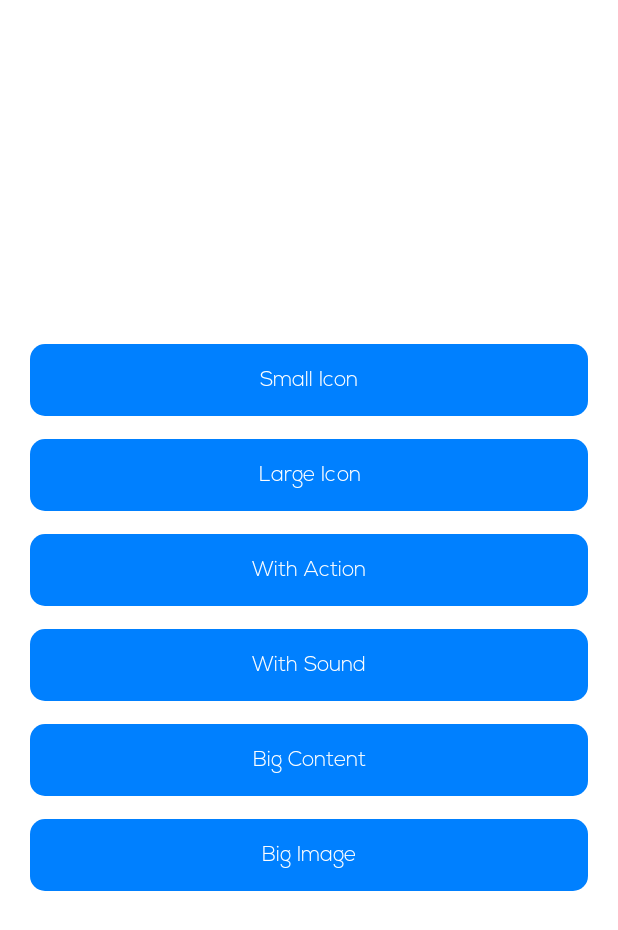
After one commit to khangTi/MyProject, an Android app: the NotificationFragment screen opened through its navigation route, on a phone screen of 412 x 824 dp. The commit adds this screen. Shown: the top 930 px of the screen. Run offline under Robolectric (Android 15) with nearby library versions, the phone set to English and light mode, and no system bars; network calls fail.

Commit message:
cretate notifi

```diff
--- a/app/src/main/java/com/kt/myproject/base/NavigationId.kt
+++ b/app/src/main/java/com/kt/myproject/base/NavigationId.kt
@@ -19,4 +19,6 @@ object NavigationId {
     val restful = NavigationDirections.actionGlobalRestfulFragment()
 
     val cartDialog = NavigationDirections.actionGlobalCartDialog()
+
+    val notification = NavigationDirections.actionGlobalNotificationFragment()
 }
--- a/app/src/main/java/com/kt/myproject/repository/data/Data.kt
+++ b/app/src/main/java/com/kt/myproject/repository/data/Data.kt
@@ -10,10 +10,12 @@ package com.kt.myproject.repository.data
  */
 val list = listOf(
     UI.BASIC_COROUTINE,
-    UI.RETROFIT_COROUTINE
+    UI.RETROFIT_COROUTINE,
+    UI.NOTIFY_LIST
 )
 
 enum class UI {
     BASIC_COROUTINE,
-    RETROFIT_COROUTINE
+    RETROFIT_COROUTINE,
+    NOTIFY_LIST
 }
--- a/app/src/main/java/com/kt/myproject/ui/fragment/home/HomeFragment.kt
+++ b/app/src/main/java/com/kt/myproject/ui/fragment/home/HomeFragment.kt
@@ -33,6 +33,7 @@ class HomeFragment : BaseFragment<HomeBinding>() {
         when (s) {
             UI.BASIC_COROUTINE -> navigate(NavigationId.repeat)
             UI.RETROFIT_COROUTINE -> navigate(NavigationId.restful)
+            UI.NOTIFY_LIST -> navigate(NavigationId.notification)
         }
     }
 
--- a/app/src/main/java/com/kt/myproject/utils/Handler.kt
+++ b/app/src/main/java/com/kt/myproject/utils/Handler.kt
@@ -24,8 +24,6 @@ fun post(duration: Long, block: () -> Unit) {
     handler.postDelayed({ block() }, duration)
 }
 
-val getMainLooper = Looper.getMainLooper() == Looper.myLooper()
-
 fun toast(mess: String) {
     if (Looper.getMainLooper() == Looper.myLooper()) {
         Toast.makeText(app, mess, Toast.LENGTH_SHORT).show()
--- /dev/null
+++ b/app/src/main/java/com/kt/myproject/widget/ButtonView.kt
@@ -0,0 +1,37 @@
+package com.kt.myproject.widget
+
+import android.content.Context
+import android.util.AttributeSet
+import android.view.LayoutInflater
+import androidx.constraintlayout.widget.ConstraintLayout
+import com.kt.myproject.R
+import com.kt.myproject.databinding.ButtonViewBinding
+import com.kt.myproject.utils.animClick
+
+/**
+ * -------------------------------------------------------------------------------------------------
+ * @Project: no name
+ * @Created: KOP 2021/06/15
+ * @Description: ...
+ * All Right Reserved
+ * -------------------------------------------------------------------------------------------------
+ */
+class ButtonView(context: Context, attributeSet: AttributeSet) :
+    ConstraintLayout(context, attributeSet) {
+
+    private val binding = ButtonViewBinding.inflate(LayoutInflater.from(context), this, true)
+
+    init {
+        val types = context.theme.obtainStyledAttributes(attributeSet, R.styleable.CustomView, 0, 0)
+
+        val text = types.getString(R.styleable.CustomView_android_text)
+        binding.buttonAction.text = text
+    }
+
+    fun actionClickListener(block: () -> Unit) {
+        binding.buttonAction.animClick {
+            block()
+        }
+    }
+
+}
--- /dev/null
+++ b/app/src/main/res/drawable/drw_radius_10.xml
@@ -0,0 +1,9 @@
+<?xml version="1.0" encoding="utf-8"?>
+<shape xmlns:android="http://schemas.android.com/apk/res/android">
+
+    <corners
+        android:radius="10dp"/>
+
+    <solid android:color="#0080FF"/>
+
+</shape>
--- /dev/null
+++ b/app/src/main/res/layout/button_view.xml
@@ -0,0 +1,21 @@
+<?xml version="1.0" encoding="utf-8"?>
+<androidx.constraintlayout.widget.ConstraintLayout xmlns:android="http://schemas.android.com/apk/res/android"
+    xmlns:app="http://schemas.android.com/apk/res-auto"
+    android:layout_width="match_parent"
+    android:layout_height="wrap_content">
+
+    <androidx.appcompat.widget.AppCompatButton
+        android:id="@+id/buttonAction"
+        android:layout_width="match_parent"
+        android:layout_height="wrap_content"
+        android:background="@drawable/drw_radius_10"
+        android:fontFamily="@font/nexa_light"
+        android:text="Content"
+        android:textAllCaps="false"
+        android:textColor="@color/white"
+        app:layout_constraintBottom_toBottomOf="parent"
+        app:layout_constraintEnd_toEndOf="parent"
+        app:layout_constraintStart_toStartOf="parent"
+        app:layout_constraintTop_toTopOf="parent" />
+
+</androidx.constraintlayout.widget.ConstraintLayout>
--- /dev/null
+++ b/app/src/main/res/layout/notification.xml
@@ -0,0 +1,51 @@
+<?xml version="1.0" encoding="utf-8"?>
+<androidx.appcompat.widget.LinearLayoutCompat xmlns:android="http://schemas.android.com/apk/res/android"
+    xmlns:tools="http://schemas.android.com/tools"
+    android:layout_width="match_parent"
+    android:layout_height="match_parent"
+    android:orientation="vertical"
+    android:gravity="center"
+    android:padding="20dp">
+
+    <com.kt.myproject.widget.ButtonView
+        android:id="@+id/notifiSmallIcon"
+        android:text="Small Icon"
+        android:layout_width="match_parent"
+        android:layout_height="wrap_content"/>
+
+    <com.kt.myproject.widget.ButtonView
+        android:id="@+id/notifiLargeIcon"
+        android:text="Large Icon"
+        android:layout_marginTop="15dp"
+        android:layout_width="match_parent"
+        android:layout_height="wrap_content"/>
+
+    <com.kt.myproject.widget.ButtonView
+        android:id="@+id/notifiWithAction"
+        android:text="With Action"
+        android:layout_marginTop="15dp"
+        android:layout_width="match_parent"
+        android:layout_height="wrap_content"/>
+
+    <com.kt.myproject.widget.ButtonView
+        android:id="@+id/notifiWithSound"
+        android:text="With Sound"
+        android:layout_marginTop="15dp"
+        android:layout_width="match_parent"
+        android:layout_height="wrap_content"/>
+
+    <com.kt.myproject.widget.ButtonView
+        android:id="@+id/notifiBigContent"
+        android:text="Big Content"
+        android:layout_marginTop="15dp"
+        android:layout_width="match_parent"
+        android:layout_height="wrap_content"/>
+
+    <com.kt.myproject.widget.ButtonView
+        android:id="@+id/notifiBigImage"
+        android:text="Big Image"
+        android:layout_marginTop="15dp"
+        android:layout_width="match_parent"
+        android:layout_height="wrap_content"/>
+
+</androidx.appcompat.widget.LinearLayoutCompat>
--- a/app/src/main/res/navigation/navigation.xml
+++ b/app/src/main/res/navigation/navigation.xml
@@ -36,9 +36,18 @@
         android:id="@+id/restfulFragment"
         android:name="com.kt.myproject.ui.fragment.restful.RestfulFragment"
         android:label="RestfulFragment"
-        tools:layout="@layout/restful"/>
+        tools:layout="@layout/restful" />
     <action
         android:id="@+id/action_global_restfulFragment"
         app:destination="@id/restfulFragment" />
 
+    <fragment
+        android:id="@+id/notificationFragment"
+        android:name="com.kt.myproject.ui.fragment.notifi.NotificationFragment"
+        android:label="NotificationFragment"
+        tools:layout="@layout/notification" />
+    <action
+        android:id="@+id/action_global_notificationFragment"
+        app:destination="@id/notificationFragment" />
+
 </navigation>
```
Also changed, not shown: app/src/main/java/com/kt/myproject/ui/fragment/notifi/NotificationFragment.kt (added, +174 -0 lines), app/src/main/java/com/kt/myproject/utils/View.kt (+25 -0 lines), app/src/main/res/mipmap/ic_fb.png (added), app/src/main/res/mipmap/ic_ins.png (added), app/src/main/res/mipmap/ic_twt.png (added), 1 other file.
